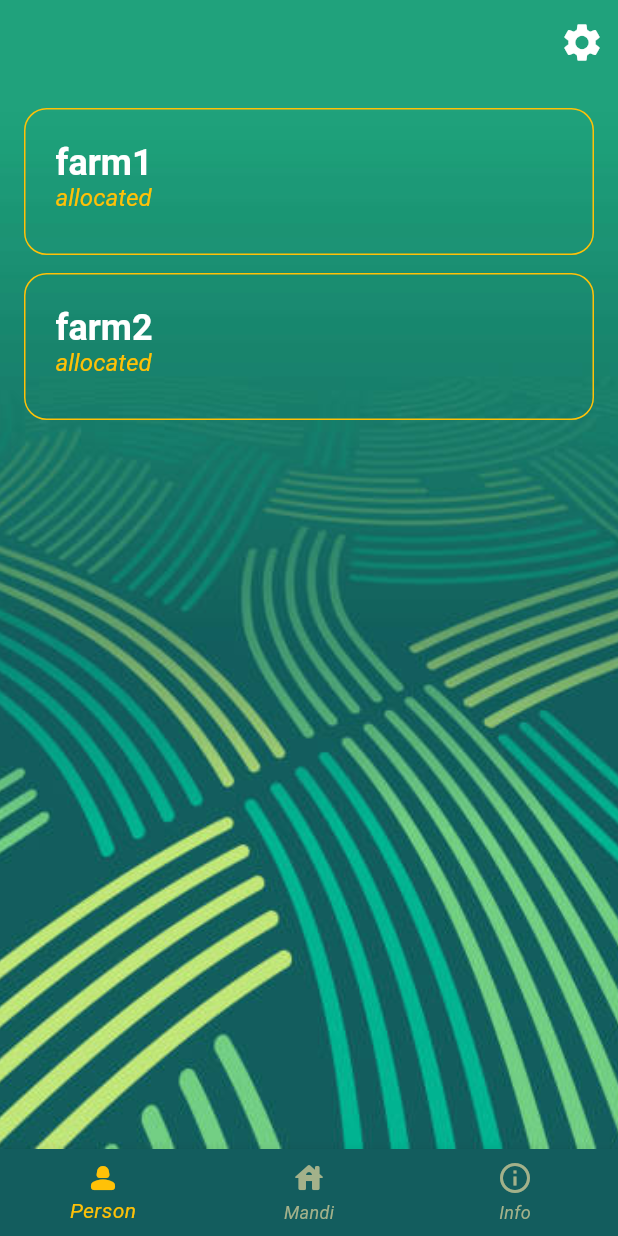
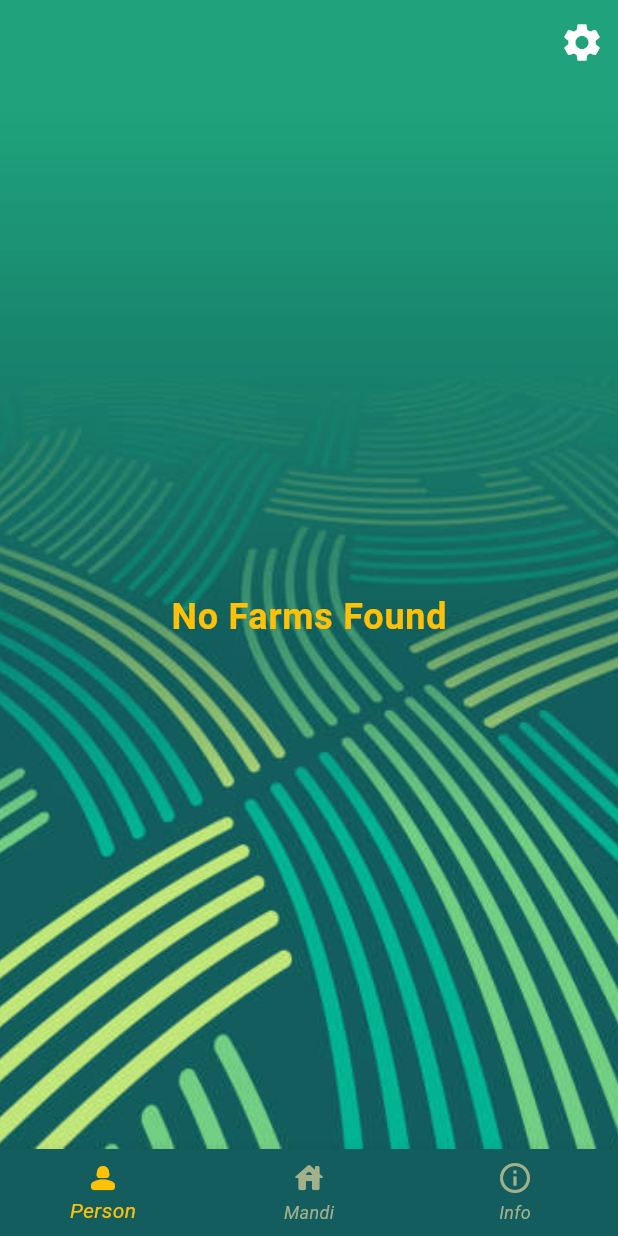
Before and after one commit to DRDiv/agriconnect-frontend, a Flutter app: the FarmerScreen screen opened by its route, on a phone screen of 412 x 824 dp. Run offline on Flutter 3.47's test engine with Material 3 defaults, Android fonts, the phone set to English and light mode, and no system bars; our stand-ins replace dio, go_router, riverpod; Roboto replaces fonts that are missing (Hind, Nunito); statements that could not run were skipped.

Commit message:
Apis integration

```diff
--- a/agriconnect/lib/src/screens/farmer.dart
+++ b/agriconnect/lib/src/screens/farmer.dart
@@ -1,5 +1,6 @@
 import 'package:agriconnect/src/components/bottomnav.dart';
 import 'package:agriconnect/src/components/lstile.dart';
+import 'package:agriconnect/src/states/state.dart';
 import 'package:flutter/material.dart';
 
 class FarmerScreen extends StatefulWidget {
@@ -11,10 +12,7 @@ class FarmerScreen extends StatefulWidget {
 
 class _FarmerScreenState extends State<FarmerScreen> {
   TextEditingController _inputController = TextEditingController();
-  List DataFarm = [
-    'farm1',
-    'farm2',
-  ];
+
   @override
   Widget build(BuildContext context) {
     return Scaffold(
@@ -73,12 +71,22 @@ class _FarmerScreenState extends State<FarmerScreen> {
               fit: BoxFit.cover,
             ),
           ),
-          child: ListView.builder(
-            itemCount: DataFarm.length,
-            itemBuilder: (context, index) {
-              return LsTile(DataFarm[index]);
-            },
-          )),
+          child: (DataFarm.length == 0)
+              ? Center(
+                  child: Text(
+                  'No Farms Found',
+                  style: Theme.of(context)
+                      .textTheme
+                      .bodyLarge!
+                      .copyWith(color: Colors.amber),
+                ))
+              : ListView.builder(
+                  itemCount: DataFarm.length,
+                  itemBuilder: (context, index) {
+                    print(DataFarm);
+                    return LsTile('farm ' + DataFarm[index]['id'].toString());
+                  },
+                )),
     );
   }
 }
--- /dev/null
+++ b/agriconnect/lib/src/states/state.dart
@@ -0,0 +1,9 @@
+import 'package:riverpod/riverpod.dart';
+
+String token = "";
+String personId = "";
+List<dynamic> authority = [];
+List<dynamic> farmer = [];
+List DataFarm = [];
+String farmer_id = "";
+String authority_id = "";
--- a/agriconnect/pubspec.yaml
+++ b/agriconnect/pubspec.yaml
@@ -38,7 +38,7 @@ dependencies:
   riverpod: ^2.5.0
   go_router: ^13.2.0
   dio: ^5.4.1
-  # flutter_secure_storage: ^9.0.0
+
 
 dev_dependencies:
   flutter_test:
```
Also changed, not shown: agriconnect/lib/src/constants/urls.dart (+10 -0 lines), agriconnect/lib/src/screens/login.dart (+11 -1 lines), agriconnect/lib/src/services/authorization.dart (+37 -7 lines), agriconnect/pubspec.lock.
